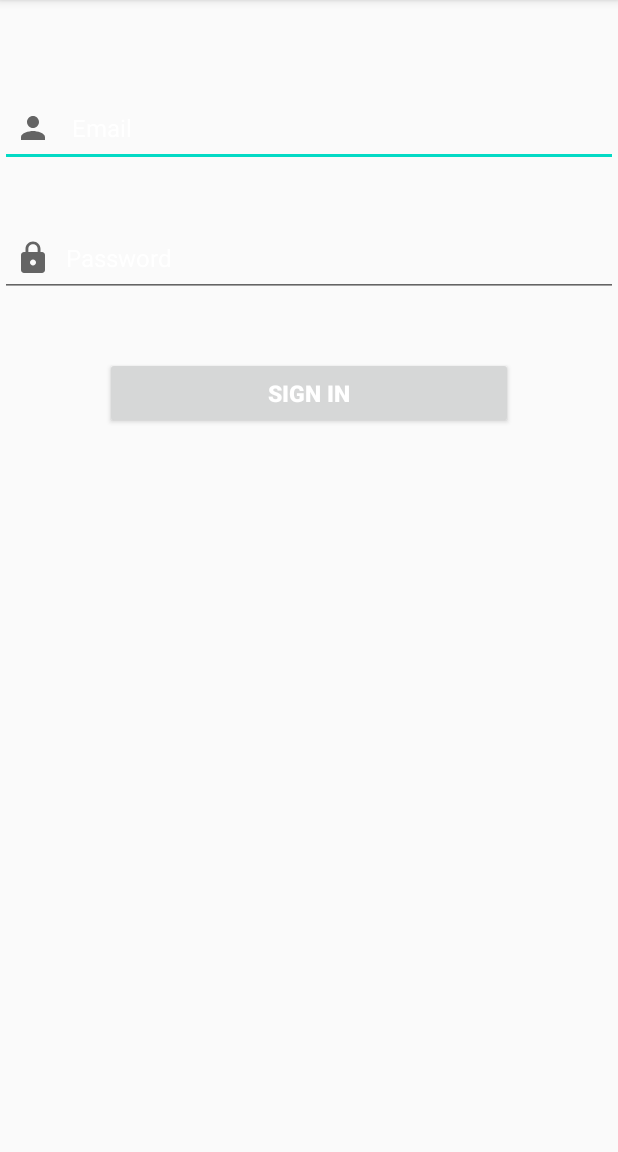
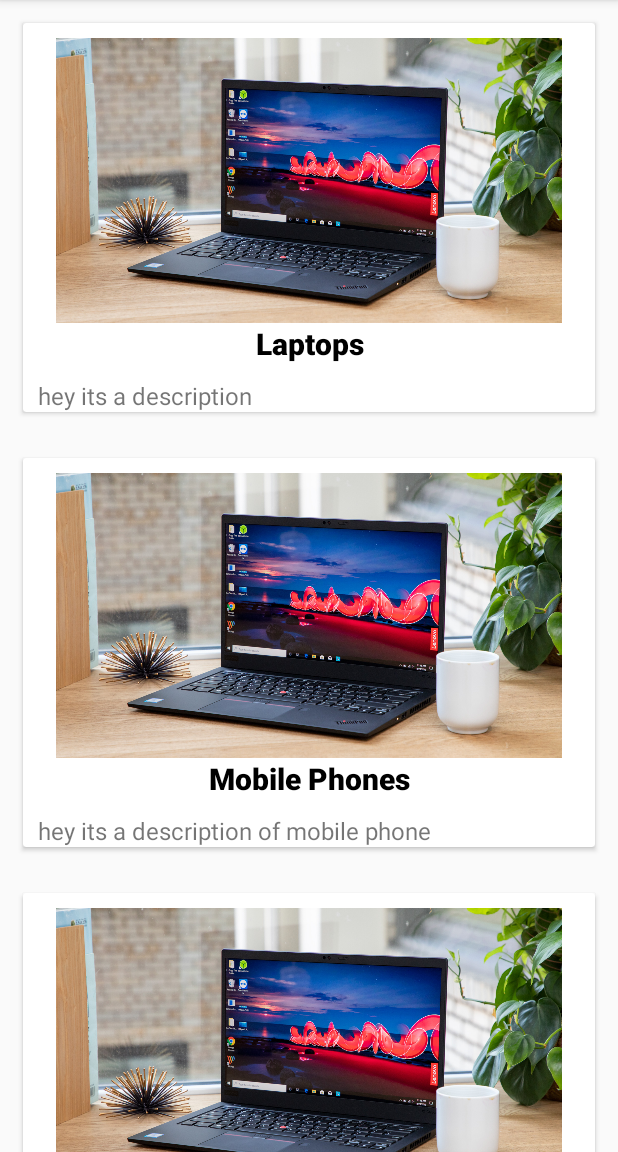
Before and after one commit to harpreetsingh786/eshops, an Android app: the MainActivity screen opened directly, with no data from a screen before it, on a phone screen of 412 x 824 dp, the part 84-1236 px from its top. Run offline under Robolectric (Android 15) with nearby library versions, the phone set to English and light mode, and no system bars.

Commit message:
Third Commit Gaurav 1992584

```diff
--- a/app/src/main/AndroidManifest.xml
+++ b/app/src/main/AndroidManifest.xml
@@ -8,9 +8,6 @@
         android:roundIcon="@mipmap/ic_launcher_round"
         android:supportsRtl="true"
         android:theme="@style/AppTheme">
-        <activity android:name=".welcomeActivity"></activity>
-        <activity android:name=".ListView"></activity>
-        <activity android:name=".MainActivity2" />
         <activity android:name=".LoginActivity" />
         <activity android:name=".RegistrationActivity" />
         <activity android:name=".Adminlogin" />
--- a/app/src/main/java/com/example/eshopnew/LoginActivity.java
+++ b/app/src/main/java/com/example/eshopnew/LoginActivity.java
@@ -98,7 +98,7 @@ public class LoginActivity extends AppCompatActivity {
                             public void onComplete(@NonNull Task<AuthResult> task) {
                                 if (task.isSuccessful()) {
                                     if (firebaseAuth.getCurrentUser().isEmailVerified()) {
-                                        startActivity(new Intent(getApplicationContext(), welcomeActivity.class));
+                                        startActivity(new Intent(getApplicationContext(), MainActivity.class));
                                     }
                                     else {
                                         Toast.makeText(LoginActivity.this,"please verified your email address", Toast.LENGTH_SHORT).show();
--- a/app/src/main/java/com/example/eshopnew/MainActivity.java
+++ b/app/src/main/java/com/example/eshopnew/MainActivity.java
@@ -1,25 +1,46 @@
 package com.example.eshopnew;
 
+import androidx.appcompat.app.AppCompatActivity;
+import androidx.recyclerview.widget.LinearLayoutManager;
+import androidx.recyclerview.widget.RecyclerView;
+
+import android.content.Intent;
 import android.os.Bundle;
 import android.view.View;
 import android.widget.Button;
 
-import androidx.appcompat.app.AppCompatActivity;
+import java.util.ArrayList;
 
 public class MainActivity extends AppCompatActivity {
     public Button bt1;
+    RecyclerView recyclerView;
+    ArrayList<ProdListData> product;
 
     @Override
     protected void onCreate(Bundle savedInstanceState) {
         super.onCreate(savedInstanceState);
-        setContentView(R.layout.activity_main);
-        bt1=findViewById(R.id.Logjoinbtn);
+        setContentView(R.layout.activity_prod_cat_recyclerview);
+
+
+        recyclerView=(RecyclerView) findViewById(R.id.recyclerview);
+
+        product=new ArrayList<ProdListData>();
+
+
+        product.add(new ProdListData("hey its a description","Laptops",R.drawable.laptop));
+        product.add(new ProdListData("hey its a description of mobile phone","Mobile Phones",R.drawable.laptop));
+        product.add(new ProdListData("heyhey its a description of smart wartch","Smart Watches",R.drawable.laptop));
+        product.add(new ProdListData("hey","b",R.drawable.laptop));
+
+        ProdListAdapter adapter=new ProdListAdapter(getApplicationContext(),product);
+        recyclerView.setAdapter(adapter);
+        recyclerView.setLayoutManager(new LinearLayoutManager(this));
+       /* bt1=findViewById(R.id.Logjoinbtn);
         bt1.setOnClickListener(new View.OnClickListener() {
             @Override
             public void onClick(View v) {
 
             }
-        });
+        });*/
     }
-
 }
--- a/app/src/main/java/com/example/eshopnew/ListView.java
+++ b/app/src/main/java/com/example/eshopnew/ProdCatRecyclerview.java
@@ -4,11 +4,11 @@ import android.os.Bundle;
 
 import androidx.appcompat.app.AppCompatActivity;
 
-public class ListView extends AppCompatActivity {
+public class ProdCatRecyclerview extends AppCompatActivity {
 
     @Override
     protected void onCreate(Bundle savedInstanceState) {
         super.onCreate(savedInstanceState);
-        setContentView(R.layout.activity_list_view);
+        setContentView(R.layout.activity_prod_cat_recyclerview);
     }
 }
--- /dev/null
+++ b/app/src/main/java/com/example/eshopnew/ProdListAdapter.java
@@ -0,0 +1,69 @@
+package com.example.eshopnew;
+
+
+import android.content.Context;
+import android.view.LayoutInflater;
+import android.view.View;
+import android.view.ViewGroup;
+import android.widget.ImageView;
+import android.widget.TextView;
+
+import androidx.annotation.NonNull;
+import androidx.recyclerview.widget.RecyclerView;
+
+import java.util.ArrayList;
+
+public class ProdListAdapter extends
+        RecyclerView.Adapter<ProdListAdapter.ViewHolder> {
+    ImageView myImg;
+    TextView myTitle, myDesc;
+    Context ctx;
+    ArrayList<ProdListData> product=new ArrayList<>();
+        public  ProdListAdapter(Context ctx, ArrayList<ProdListData> product){
+            this.ctx=ctx;
+            this.product=product;
+
+    }
+
+    @NonNull
+    @Override
+    public ViewHolder onCreateViewHolder(@NonNull ViewGroup parent, int viewType) {
+        Context context = parent.getContext();
+        LayoutInflater inflater = LayoutInflater.from(context);
+
+        // Inflate the custom layout
+        View contactView = inflater.inflate(R.layout.activity_product_category, parent, false);
+
+        // Return a new holder instance
+        ViewHolder viewHolder = new ViewHolder(contactView);
+        return viewHolder;
+    }
+
+    @Override
+    public void onBindViewHolder(@NonNull ViewHolder holder, int position) {
+        ProdListData prod=product.get(position);
+       // holder.imageView6.
+
+        holder.Categoryname.setText(prod.getProdcategoryname());
+        holder.prodesc.setText(prod.getProdcategorydescription());
+        holder.imageView6.setImageResource(prod.getImgId());
+
+    }
+
+    @Override
+    public int getItemCount() {
+        return product.size();
+    }
+
+    public class ViewHolder extends RecyclerView.ViewHolder {
+       ImageView imageView6;
+       TextView Categoryname;
+       TextView prodesc;
+        public ViewHolder(@NonNull View itemView) {
+            super(itemView);
+            imageView6=(ImageView) itemView.findViewById(R.id.imageView6);
+            Categoryname=(TextView) itemView.findViewById(R.id.Categoryname);
+            prodesc=(TextView) itemView.findViewById(R.id.prodesc);
+        }
+    }
+}
--- /dev/null
+++ b/app/src/main/java/com/example/eshopnew/ProdListData.java
@@ -0,0 +1,38 @@
+package com.example.eshopnew;
+
+public class ProdListData {
+    private String prodcategoryname;
+    private String prodcategorydescription;
+    private int imgId;
+
+    public String getProdcategoryname() {
+        return prodcategoryname;
+    }
+
+    public void setProdcategoryname(String prodcategoryname) {
+        this.prodcategoryname = prodcategoryname;
+    }
+
+    public String getProdcategorydescription() {
+        return prodcategorydescription;
+    }
+
+    public void setProdcategorydescription(String prodcategorydescription) {
+        this.prodcategorydescription = prodcategorydescription;
+    }
+
+    public int getImgId() {
+        return imgId;
+    }
+
+    public void setImgId(int imgId) {
+        this.imgId = imgId;
+    }
+
+    public ProdListData(String prodcategorydescription, String prodcategoryname, int imgId){
+
+        this.prodcategorydescription= prodcategorydescription;
+        this.prodcategoryname=prodcategoryname;
+        this.imgId=imgId;
+    }
+}
--- /dev/null
+++ b/app/src/main/res/layout/activity_prod_cat_recyclerview.xml
@@ -0,0 +1,16 @@
+<?xml version="1.0" encoding="utf-8"?>
+<RelativeLayout xmlns:android="http://schemas.android.com/apk/res/android"
+    xmlns:app="http://schemas.android.com/apk/res-auto"
+    xmlns:tools="http://schemas.android.com/tools"
+    android:layout_width="match_parent"
+    android:layout_height="wrap_content"
+    tools:context=".ProdCatRecyclerview">
+    <androidx.recyclerview.widget.RecyclerView
+        android:layout_width="match_parent"
+        android:layout_height="wrap_content"
+        tools:ignore="MissingConstraints"
+        android:id="@+id/recyclerview">
+
+    </androidx.recyclerview.widget.RecyclerView>
+
+</RelativeLayout>
--- /dev/null
+++ b/app/src/main/res/layout/activity_product_category.xml
@@ -0,0 +1,51 @@
+<?xml version="1.0" encoding="utf-8"?>
+<RelativeLayout xmlns:android="http://schemas.android.com/apk/res/android"
+    xmlns:app="http://schemas.android.com/apk/res-auto"
+    xmlns:tools="http://schemas.android.com/tools"
+    android:layout_width="match_parent"
+    android:layout_height="wrap_content"
+    tools:context=".ProductCategory">
+
+    <androidx.cardview.widget.CardView
+        android:layout_width="match_parent"
+        android:layout_height="wrap_content"
+        android:layout_margin="15dp">
+    <RelativeLayout
+        android:layout_width="match_parent"
+        android:layout_height="wrap_content">
+        <ImageView
+            android:id="@+id/imageView6"
+            android:layout_width="wrap_content"
+            android:layout_height="200dp"
+            android:paddingTop="10dp"
+            app:srcCompat="@drawable/laptop" />
+        <TextView
+            android:id="@+id/Categoryname"
+            android:layout_width="match_parent"
+            android:layout_height="wrap_content"
+            android:text="Laptops"
+            android:textSize="20dp"
+            android:textAlignment="center"
+            android:fontFamily="sans-serif-black"
+            android:textColor="#000"
+            android:layout_below="@id/imageView6"
+            android:gravity="center_horizontal">
+        </TextView>
+        <TextView
+            android:layout_width="match_parent"
+            android:layout_height="wrap_content"
+            android:id="@+id/prodesc"
+            android:text="This is a description of the product This is a description of the product This is a description of the product This is a description of the product This is a description of the product"
+            android:layout_below="@id/Categoryname"
+            android:paddingLeft="10dp"
+            android:paddingTop="10dp"
+            android:paddingRight="10dp"
+            android:textSize="16dp">
+        </TextView>
+    </RelativeLayout>
+
+    </androidx.cardview.widget.CardView>
+
+
+
+</RelativeLayout>
```
Also changed, not shown: app/src/main/java/com/example/eshopnew/CustomAdapter.java (deleted, +0 -47 lines), app/src/main/java/com/example/eshopnew/MainActivity2.java (deleted, +0 -45 lines), app/src/main/java/com/example/eshopnew/ProductCategory.java (added, +14 -0 lines), app/src/main/java/com/example/eshopnew/welcomeActivity.java (deleted, +0 -37 lines), app/src/main/res/layout/activity_list_view.xml (deleted, +0 -21 lines), app/src/main/res/layout/activity_main2.xml (deleted, +0 -14 lines), app/src/main/res/layout/fragment_gallery.xml (deleted, +0 -24 lines), app/src/main/res/layout/fragment_home.xml (deleted, +0 -22 lines), app/src/main/res/layout/fragment_slideshow.xml (deleted, +0 -22 lines), app/src/main/res/drawable-v24/laptop.jpg (added).
